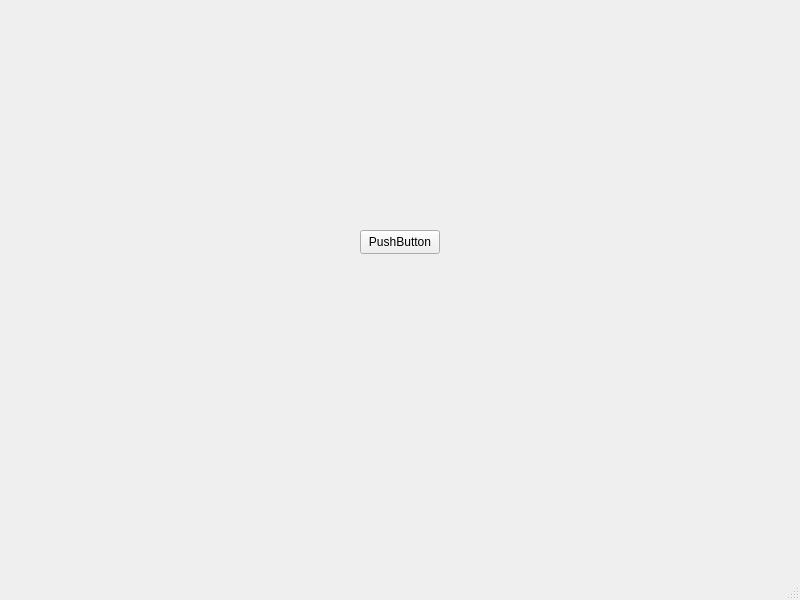
Before: the Qt Designer form TrimSheet_ToolsV2/Views/WinMain.ui in JoaoFAbrahan/TrimSheet_ToolsV2, drawn with Qt 5.
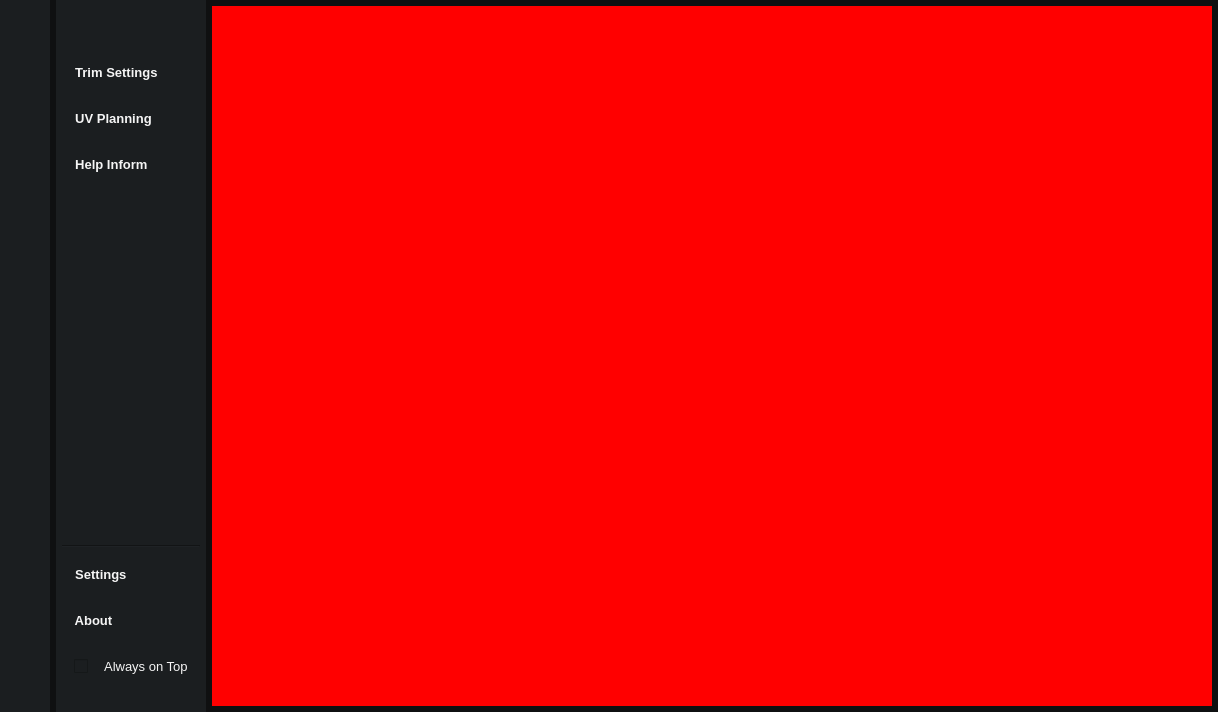
After: the same form once the commit is applied. Icons and pictures are not drawn.

Diff of the .ui file:
```diff
--- a/TrimSheet_ToolsV2/Views/WinMain.ui
+++ b/TrimSheet_ToolsV2/Views/WinMain.ui
@@ -6,39 +6,463 @@
    <rect>
     <x>0</x>
     <y>0</y>
-    <width>800</width>
-    <height>600</height>
+    <width>1218</width>
+    <height>712</height>
    </rect>
   </property>
   <property name="windowTitle">
    <string>WinMain</string>
   </property>
+  <property name="styleSheet">
+   <string notr="true">background-color: rgb(15, 16, 17);</string>
+  </property>
   <widget class="QWidget" name="centralwidget">
-   <widget class="QPushButton" name="pushButton">
-    <property name="geometry">
-     <rect>
-      <x>360</x>
-      <y>230</y>
-      <width>80</width>
-      <height>24</height>
-     </rect>
+   <layout class="QHBoxLayout" name="horizontalLayout_2">
+    <property name="leftMargin">
+     <number>0</number>
     </property>
-    <property name="text">
-     <string>PushButton</string>
+    <property name="topMargin">
+     <number>0</number>
     </property>
-   </widget>
+    <property name="rightMargin">
+     <number>0</number>
+    </property>
+    <property name="bottomMargin">
+     <number>0</number>
+    </property>
+    <item>
+     <widget class="QWidget" name="MainMenu_Panel_Docked" native="true">
+      <property name="sizePolicy">
+       <sizepolicy hsizetype="Fixed" vsizetype="Expanding">
+        <horstretch>0</horstretch>
+        <verstretch>0</verstretch>
+       </sizepolicy>
+      </property>
+      <property name="minimumSize">
+       <size>
+        <width>50</width>
+        <height>0</height>
+       </size>
+      </property>
+      <property name="maximumSize">
+       <size>
+        <width>50</width>
+        <height>16777215</height>
+       </size>
+      </property>
+      <property name="styleSheet">
+       <string notr="true">background-color: rgb(27, 30, 32);</string>
+      </property>
+     </widget>
+    </item>
+    <item>
+     <widget class="QWidget" name="MainMenu_Panel_Undocked" native="true">
+      <property name="sizePolicy">
+       <sizepolicy hsizetype="Fixed" vsizetype="Expanding">
+        <horstretch>0</horstretch>
+        <verstretch>0</verstretch>
+       </sizepolicy>
+      </property>
+      <property name="minimumSize">
+       <size>
+        <width>150</width>
+        <height>0</height>
+       </size>
+      </property>
+      <property name="maximumSize">
+       <size>
+        <width>150</width>
+        <height>16777215</height>
+       </size>
+      </property>
+      <property name="styleSheet">
+       <string notr="true">background-color: rgb(27, 30, 32);</string>
+      </property>
+      <layout class="QVBoxLayout" name="verticalLayout">
+       <property name="leftMargin">
+        <number>6</number>
+       </property>
+       <property name="topMargin">
+        <number>6</number>
+       </property>
+       <property name="rightMargin">
+        <number>6</number>
+       </property>
+       <property name="bottomMargin">
+        <number>6</number>
+       </property>
+       <item>
+        <widget class="QPushButton" name="menu_Btn">
+         <property name="minimumSize">
+          <size>
+           <width>0</width>
+           <height>40</height>
+          </size>
+         </property>
+         <property name="styleSheet">
+          <string notr="true">QPushButton {
+    /* Button Shape */
+    background-color: #1B1E20;
+    border-radius: 5px;
+
+    /* Font */
+    color: #f5f5f5;
+    font-family: 'MollenNarrow_Bold';
+    font-size: 10pt;
+    font-weight: bold;
+    text-align: center; 
+    padding-right: 6px;
+    padding-left: 6px;
+
+    /* Icon */
+    qproperty-icon: url(:/Icons/Icons/Menu_Icon.png);
+    qproperty-iconSize: 30px 30px;
+}
+
+QPushButton:hover {
+    background-color: #24292B;
+}
+
+QPushButton:pressed {
+    background-color: #131517;
+}</string>
+         </property>
+         <property name="text">
+          <string/>
+         </property>
+        </widget>
+       </item>
+       <item>
+        <widget class="QPushButton" name="trimSettings_Btn">
+         <property name="minimumSize">
+          <size>
+           <width>0</width>
+           <height>40</height>
+          </size>
+         </property>
+         <property name="styleSheet">
+          <string notr="true">QPushButton {
+    /* Button Shape */
+    background-color: #1B1E20;
+    border-radius: 5px;
+
+    /* Font */
+    color: #f5f5f5;
+    font-family: 'MollenNarrow_Bold';
+    font-size: 10pt;
+    font-weight: bold;
+    text-align: left; 
+    padding-right: 6px;
+    padding-left: 6px;
+
+    /* Icon */
+    qproperty-icon: url(:/Icons/Icons/TrimSettings_IconIdle.png);
+    qproperty-iconSize: 30px 30px;
+}
+
+QPushButton:hover {
+    background-color: #645AC8;
+}
+
+QPushButton:pressed {
+    background-color: #5441F6;
+}
+
+QPushButton:disabled {
+    background-color: #1B1E20;
+}</string>
+         </property>
+         <property name="text">
+          <string>  Trim Settings</string>
+         </property>
+        </widget>
+       </item>
+       <item>
+        <widget class="QPushButton" name="uvPlanning_Btn">
+         <property name="minimumSize">
+          <size>
+           <width>0</width>
+           <height>40</height>
+          </size>
+         </property>
+         <property name="styleSheet">
+          <string notr="true">QPushButton {
+    /* Shape Button */
+    background-color: #1B1E20;
+    border-radius: 5px;
+
+    /* Font Button */
+    color: #f5f5f5;
+    font-family: 'MollenNarrow_Bold';
+    font-size: 10pt;
+    font-weight: bold;
+    text-align: left;
+    padding-right: 6px;
+    padding-left: 6px;
+
+    /* Icon Button */
+    qproperty-icon: url(:/Icons/Icons/UVPlanning_IconIdle.png);
+    qproperty-iconSize: 30px 30px;
+}
+
+QPushButton:hover {
+    background-color: #645AC8;
+}
+
+QPushButton:pressed {
+    background-color: #5441F6;
+}
+
+QPushButton:disabled {
+    background-color: #1B1E20;
+}
+</string>
+         </property>
+         <property name="text">
+          <string>  UV Planning</string>
+         </property>
+        </widget>
+       </item>
+       <item>
+        <widget class="QPushButton" name="helpInfo_Btn">
+         <property name="minimumSize">
+          <size>
+           <width>0</width>
+           <height>40</height>
+          </size>
+         </property>
+         <property name="styleSheet">
+          <string notr="true">QPushButton {
+    /* Shape Button */
+    background-color: #1B1E20;
+    border-radius: 5px;
+
+    /* Font Button */
+    color: #f5f5f5;
+    font-family: 'MollenNarrow_Bold';
+    font-size: 10pt;
+    font-weight: bold;
+    text-align: left;
+    padding-right: 6px;
+    padding-left: 6px;
+
+    /* Icon Button */
+    qproperty-icon: url(:/Icons/Icons/HelpInfo_IconIdle.png);
+    qproperty-iconSize: 30px 30px;
+}
+
+QPushButton:hover {
+    background-color: #645AC8;
+}
+
+QPushButton:pressed {
+    background-color: #5441F6;
+}
+
+QPushButton:disabled {
+    background-color: #1B1E20;
+}
+</string>
+         </property>
+         <property name="text">
+          <string>  Help Inform</string>
+         </property>
+        </widget>
+       </item>
+       <item>
+        <spacer name="verticalSpacer">
+         <property name="orientation">
+          <enum>Qt::Orientation::Vertical</enum>
+         </property>
+         <property name="sizeHint" stdset="0">
+          <size>
+           <width>20</width>
+           <height>40</height>
+          </size>
+         </property>
+        </spacer>
+       </item>
+       <item>
+        <widget class="Line" name="line">
+         <property name="orientation">
+          <enum>Qt::Orientation::Horizontal</enum>
+         </property>
+        </widget>
+       </item>
+       <item>
+        <widget class="QPushButton" name="settings_Btn">
+         <property name="minimumSize">
+          <size>
+           <width>0</width>
+           <height>40</height>
+          </size>
+         </property>
+         <property name="styleSheet">
+          <string notr="true">QPushButton {
+    /* Shape Button */
+    background-color: #1B1E20;
+    border-radius: 5px;
+
+    /* Font Button */
+    color: #f5f5f5;
+    font-family: 'MollenNarrow_Bold';
+    font-size: 10pt;
+    font-weight: bold;
+    text-align: left;
+    padding-right: 6px;
+    padding-left: 6px;
+
+    /* Icon Button */
+    qproperty-icon: url(:/Icons/Icons/Settings_IconIdle.png);
+    qproperty-iconSize: 30px 30px;
+}
+
+QPushButton:hover {
+    background-color: #645AC8;
+}
+
+QPushButton:pressed {
+    background-color: #5441F6;
+}
+
+QPushButton:disabled {
+    background-color: #1B1E20;
+}
+</string>
+         </property>
+         <property name="text">
+          <string>  Settings</string>
+         </property>
+        </widget>
+       </item>
+       <item>
+        <widget class="QPushButton" name="about_Btn">
+         <property name="minimumSize">
+          <size>
+           <width>0</width>
+           <height>40</height>
+          </size>
+         </property>
+         <property name="styleSheet">
+          <string notr="true">QPushButton {
+    /* Shape Button */
+    background-color: #1B1E20;
+    border-radius: 5px;
+
+    /* Font Button */
+    color: #f5f5f5;
+    font-family: 'MollenNarrow_Bold';
+    font-size: 10pt;
+    font-weight: bold;
+    text-align: left;
+    padding-right: 6px;
+    padding-left: 6px;
+
+    /* Icon Button */
+    qproperty-icon: url(:/Icons/Icons/About_IconIdle.png);
+    qproperty-iconSize: 30px 30px;
+}
+
+QPushButton:hover {
+    background-color: #645AC8;
+}
+
+QPushButton:pressed {
+    background-color: #5441F6;
+}
+
+QPushButton:disabled {
+    background-color: #1B1E20;
+}
+</string>
+         </property>
+         <property name="text">
+          <string>  About</string>
+         </property>
+        </widget>
+       </item>
+       <item>
+        <widget class="QCheckBox" name="alwaysOnTop_Chk">
+         <property name="minimumSize">
+          <size>
+           <width>0</width>
+           <height>40</height>
+          </size>
+         </property>
+         <property name="styleSheet">
+          <string notr="true">QCheckBox {
+    color: #f5f5f5; 
+    font-family: 'MollenNarrow_Regular';
+    font-size: 10pt;
+    text-align: left;
+    padding-left: 12px; 
+}</string>
+         </property>
+         <property name="text">
+          <string>   Always on Top</string>
+         </property>
+        </widget>
+       </item>
+       <item>
+        <spacer name="verticalSpacer_2">
+         <property name="orientation">
+          <enum>Qt::Orientation::Vertical</enum>
+         </property>
+         <property name="sizeType">
+          <enum>QSizePolicy::Policy::Fixed</enum>
+         </property>
+         <property name="sizeHint" stdset="0">
+          <size>
+           <width>20</width>
+           <height>20</height>
+          </size>
+         </property>
+        </spacer>
+       </item>
+      </layout>
+     </widget>
+    </item>
+    <item>
+     <widget class="QWidget" name="Form_Panel" native="true">
+      <layout class="QHBoxLayout" name="horizontalLayout">
+       <property name="spacing">
+        <number>0</number>
+       </property>
+       <property name="leftMargin">
+        <number>0</number>
+       </property>
+       <property name="topMargin">
+        <number>6</number>
+       </property>
+       <property name="rightMargin">
+        <number>6</number>
+       </property>
+       <property name="bottomMargin">
+        <number>6</number>
+       </property>
+       <item>
+        <widget class="QWidget" name="widget" native="true">
+         <property name="styleSheet">
+          <string notr="true">background-color: rgb(255, 0, 0);</string>
+         </property>
+         <widget class="QWidget" name="horizontalLayoutWidget">
+          <property name="geometry">
+           <rect>
+            <x>320</x>
+            <y>439</y>
+            <width>111</width>
+            <height>51</height>
+           </rect>
+          </property>
+          <layout class="QHBoxLayout" name="horizontalLayout_3"/>
+         </widget>
+        </widget>
+       </item>
+      </layout>
+     </widget>
+    </item>
+   </layout>
   </widget>
-  <widget class="QMenuBar" name="menubar">
-   <property name="geometry">
-    <rect>
-     <x>0</x>
-     <y>0</y>
-     <width>800</width>
-     <height>21</height>
-    </rect>
-   </property>
-  </widget>
-  <widget class="QStatusBar" name="statusbar"/>
  </widget>
  <resources/>
  <connections/>
```
